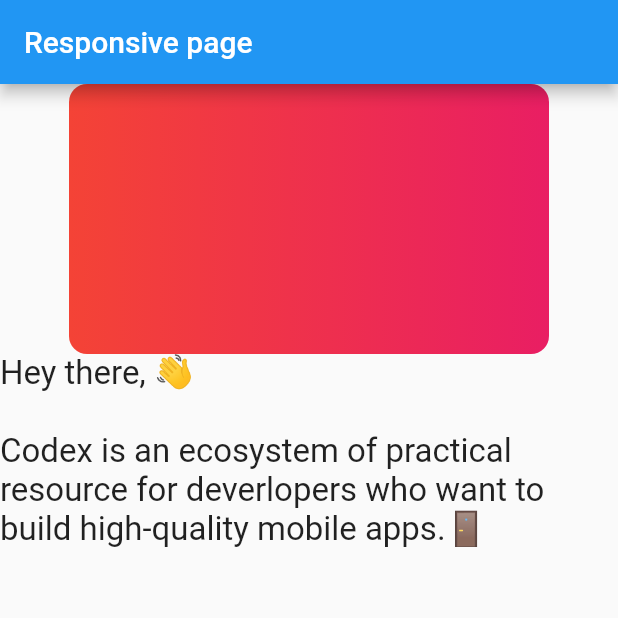
After one commit to RitikaT19/Responsive_page, a Flutter app: the screen it shows after launch, on a phone screen of 412 x 824 dp, the top half of it. The commit adds this screen. Run offline on Flutter 3.47's test engine with Material 2 defaults, Android fonts, the light colour scheme and no system bars.

Commit message:
feat: create separate file for responsiveness

```diff
--- a/lib/home_page.dart
+++ b/lib/home_page.dart
@@ -1,4 +1,5 @@
 import 'package:flutter/material.dart';
+import 'responsive_helper.dart';
 
 class HomePage extends StatefulWidget {
   @override
@@ -13,26 +14,22 @@ class _HomePageState extends State<HomePage> {
         title: Text("Responsive page"),
       ),
       body: SafeArea(
-        child: LayoutBuilder(
-          builder: (context, constraints) {
-            //Potrait
-            if (constraints.maxWidth < 768) {
-              return Column(
+        child: ResponsiveWidget(
+          mobile: Column(
             children: [
               buildBannerSlider(),
               buildTitleText(),
             ],
-              );
-              //Landscape
-            } else {
-              return Row(
+          ),
+          tab: Row(
             children: [
               buildBannerSlider(),
+              SizedBox(
+                width: 24,
+              ),
               Expanded(child: buildTitleText()),
             ],
-              );
-            }
-          },
+          ),
         ),
       ),
     );
--- /dev/null
+++ b/lib/responsive_helper.dart
@@ -0,0 +1,24 @@
+import 'package:flutter/material.dart';
+
+class ResponsiveWidget extends StatelessWidget {
+  final Widget mobile;
+  final Widget tab;
+
+  const ResponsiveWidget(
+      {
+      required this.mobile,
+      required this.tab,
+     });
+
+
+  @override
+  Widget build(BuildContext context) {
+    return LayoutBuilder(builder: (context, constraints) {
+      if (constraints.maxWidth < 768) {
+        return mobile;
+      } else {
+        return tab;
+      }
+    });
+  }
+}
```
Lines whose indentation alone changed are shown as unchanged.
